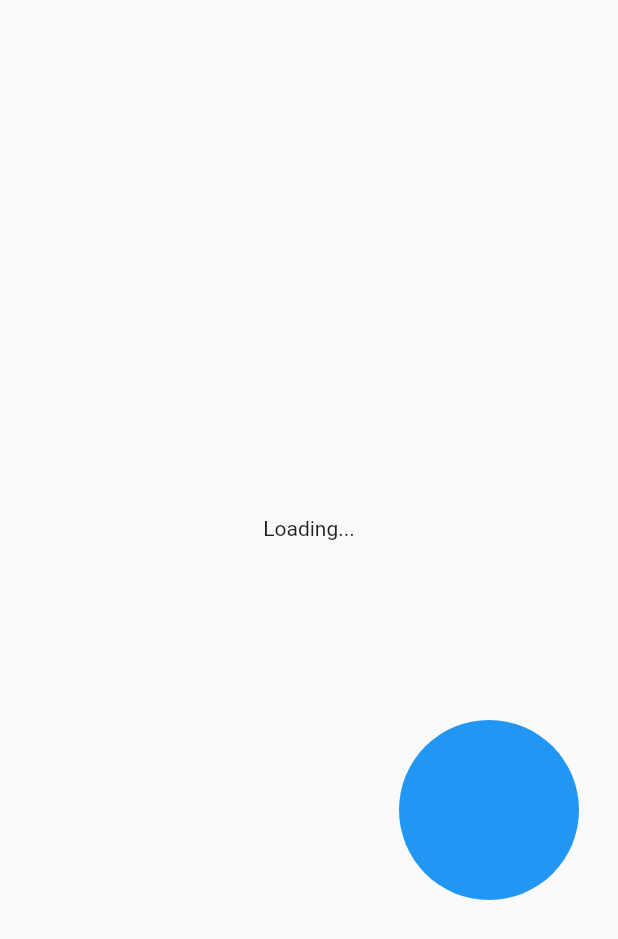
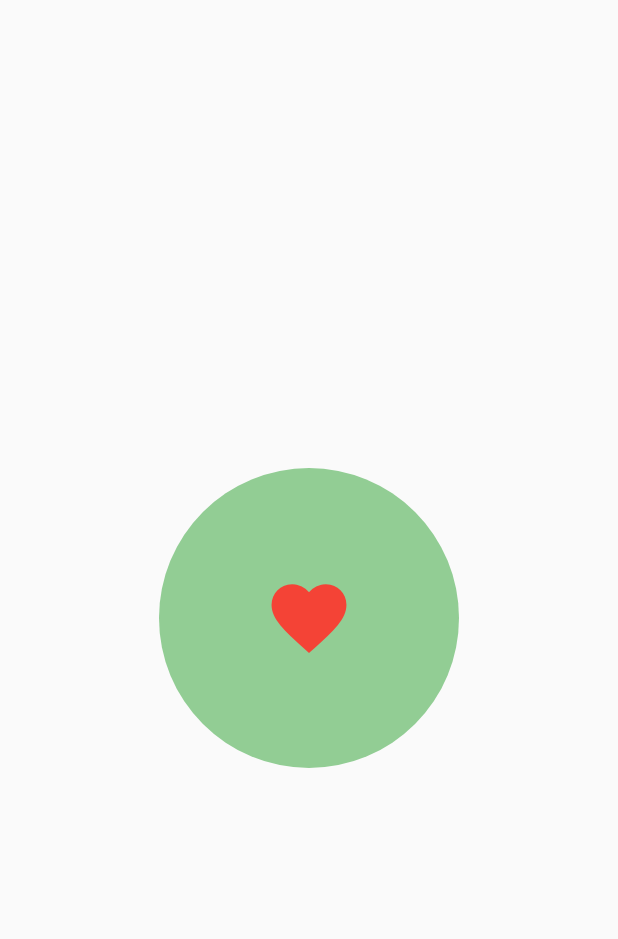
Before and after one commit to junedr375/flutter_Animations, a Flutter app: the screen it shows after launch, on a phone screen of 412 x 824 dp. Shown: the top 939 px of the screen. Run offline on Flutter 3.47's test engine with Material 2 defaults, Android fonts, the phone set to English and light mode, and no system bars.

Commit message:
added flip anim

```diff
--- /dev/null
+++ b/lib/Animantions/FlipAnimtion.dart
@@ -0,0 +1,72 @@
+import 'dart:math';
+
+import 'package:flutter/material.dart';
+
+class FLipAnimation extends StatefulWidget {
+  @override
+  _FLipAnimationState createState() => _FLipAnimationState();
+}
+
+class _FLipAnimationState extends State<FLipAnimation>
+    with SingleTickerProviderStateMixin {
+  Animation flip_anim;
+  Animation heart_anim;
+  AnimationController animationController;
+
+  @override
+  void initState() {
+    super.initState();
+    animationController =
+        AnimationController(duration: Duration(seconds: 2), vsync: this);
+    flip_anim = Tween(begin: 0.0, end: 1.0).animate(CurvedAnimation(
+        parent: animationController,
+        curve: Interval(0.0, 0.5, curve: Curves.linear)));
+    heart_anim = Tween(begin: 2.0, end: 5.0).animate(CurvedAnimation(
+        parent: animationController,
+        curve: Interval(0.2, 0.5, curve: Curves.linear)));
+  }
+
+  @override
+  Widget build(BuildContext context) {
+    return Scaffold(
+      body: AnimatedBuilder(
+        animation: animationController,
+        builder: (BuildContext context, Widget child) {
+          return Center(
+              child: InkWell(
+            onTap: () {
+              animationController.repeat();
+            },
+            child: Container(
+              height: 200.0,
+              width: 200.0,
+              child: Transform(
+                transform: Matrix4.identity()
+                  ..setEntry(3, 2,
+                      0.008) // THIs to set Entry at specific postion so animation changes
+                  ..rotateY(2 * pi * flip_anim.value), // to rotate along Y axis
+                alignment: Alignment.center,
+                child: Container(
+                  height: 100.0,
+                  width: 100.0,
+                  decoration: BoxDecoration(
+                      color: Colors.green.withOpacity(0.6),
+                      borderRadius: BorderRadius.circular(100)),
+                  child: RotationTransition(
+                    // to rotate
+                    turns: flip_anim,
+                    child: Icon(
+                      Icons.favorite,
+                      color: Colors.red,
+                      size: 30 * heart_anim.value,
+                    ),
+                  ),
+                ),
+              ),
+            ),
+          ));
+        },
+      ),
+    );
+  }
+}
--- a/lib/main.dart
+++ b/lib/main.dart
@@ -1,4 +1,5 @@
 import 'package:animation/Animantions/ContinuousAnimation.dart';
+import 'package:animation/Animantions/FlipAnimtion.dart';
 import 'package:animation/Animantions/loginPage.dart';
 import 'package:animation/Pages/productShow.dart';
 import 'package:flutter/material.dart';
@@ -18,7 +19,7 @@ class MyApp extends StatelessWidget {
         primarySwatch: Colors.blue,
         visualDensity: VisualDensity.adaptivePlatformDensity,
       ),
-      home: ContinuousAnimation(),
+      home: FLipAnimation(),
     );
   }
 }
```
